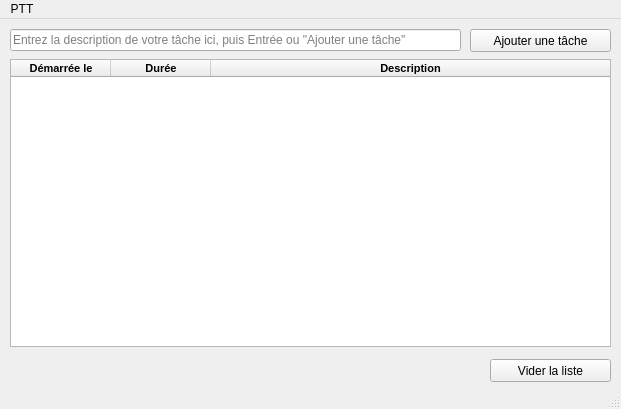
First picture: the form in ui/ptt_main.ui, repository dchlab/ptt, before the edit.
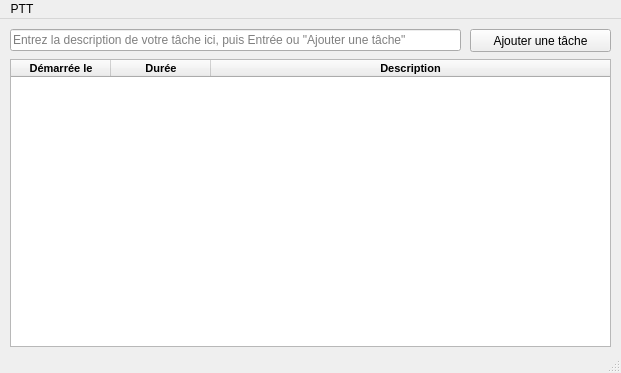
Second picture: the form after the edit. Icons and pictures are not drawn.

Commit message: 0.2.9 - Replacing the empty button by an action

The edit to the form file:
```diff
--- a/ui/ptt_main.ui
+++ b/ui/ptt_main.ui
@@ -7,19 +7,19 @@
     <x>0</x>
     <y>0</y>
     <width>621</width>
-    <height>409</height>
+    <height>373</height>
    </rect>
   </property>
   <property name="minimumSize">
    <size>
     <width>621</width>
-    <height>409</height>
+    <height>373</height>
    </size>
   </property>
   <property name="maximumSize">
    <size>
     <width>621</width>
-    <height>409</height>
+    <height>373</height>
    </size>
   </property>
   <property name="windowTitle">
@@ -144,19 +144,6 @@
      <string>Ajouter une tâche</string>
     </property>
    </widget>
-   <widget class="QPushButton" name="btn_lst_tasks_empty">
-    <property name="geometry">
-     <rect>
-      <x>490</x>
-      <y>340</y>
-      <width>121</width>
-      <height>23</height>
-     </rect>
-    </property>
-    <property name="text">
-     <string>Vider la liste</string>
-    </property>
-   </widget>
   </widget>
   <widget class="QMenuBar" name="ptt_menubar">
    <property name="geometry">
```
Left out of the diff: 1 changed line with no effect on the pictures. The commit also changes 3 other files.
